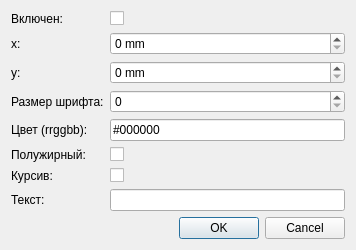
Old version of the form edittextdesign.ui in the repository gil9red/CardPreview.
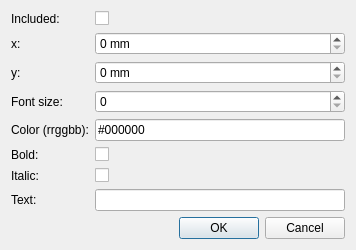
New version of the form.

Patch:
```diff
--- a/edittextdesign.ui
+++ b/edittextdesign.ui
@@ -19,7 +19,7 @@
      <item row="0" column="0">
       <widget class="QLabel" name="label">
        <property name="text">
-        <string>Включен:</string>
+        <string>Included:</string>
        </property>
       </widget>
      </item>
@@ -61,7 +61,7 @@
      <item row="3" column="0">
       <widget class="QLabel" name="label_4">
        <property name="text">
-        <string>Размер шрифта:</string>
+        <string>Font size:</string>
        </property>
       </widget>
      </item>
@@ -75,14 +75,14 @@
      <item row="4" column="0">
       <widget class="QLabel" name="label_5">
        <property name="text">
-        <string>Цвет (rrggbb):</string>
+        <string>Color (rrggbb):</string>
        </property>
       </widget>
      </item>
      <item row="5" column="0">
       <widget class="QLabel" name="label_6">
        <property name="text">
-        <string>Полужирный:</string>
+        <string>Bold:</string>
        </property>
       </widget>
      </item>
@@ -96,7 +96,7 @@
      <item row="6" column="0">
       <widget class="QLabel" name="label_7">
        <property name="text">
-        <string>Курсив:</string>
+        <string>Italic:</string>
        </property>
       </widget>
      </item>
@@ -110,7 +110,7 @@
      <item row="7" column="0">
       <widget class="QLabel" name="label_8">
        <property name="text">
-        <string>Текст:</string>
+        <string>Text:</string>
        </property>
       </widget>
      </item>
```
Left out of the diff: 2 changed lines with no effect on the pictures.
